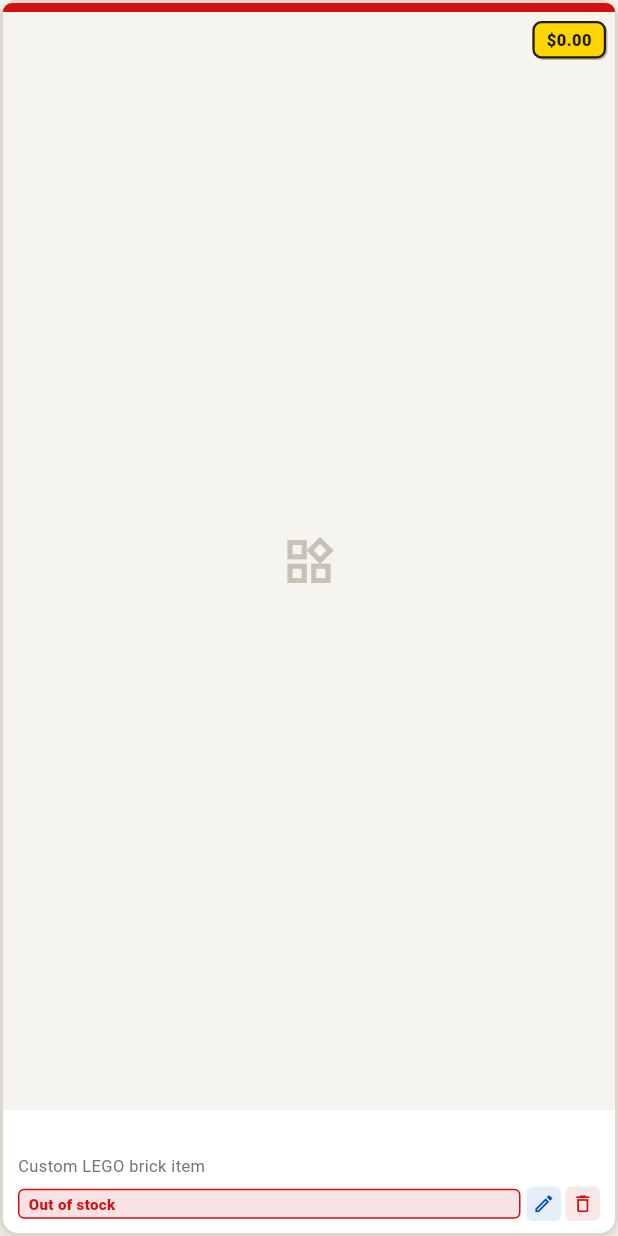
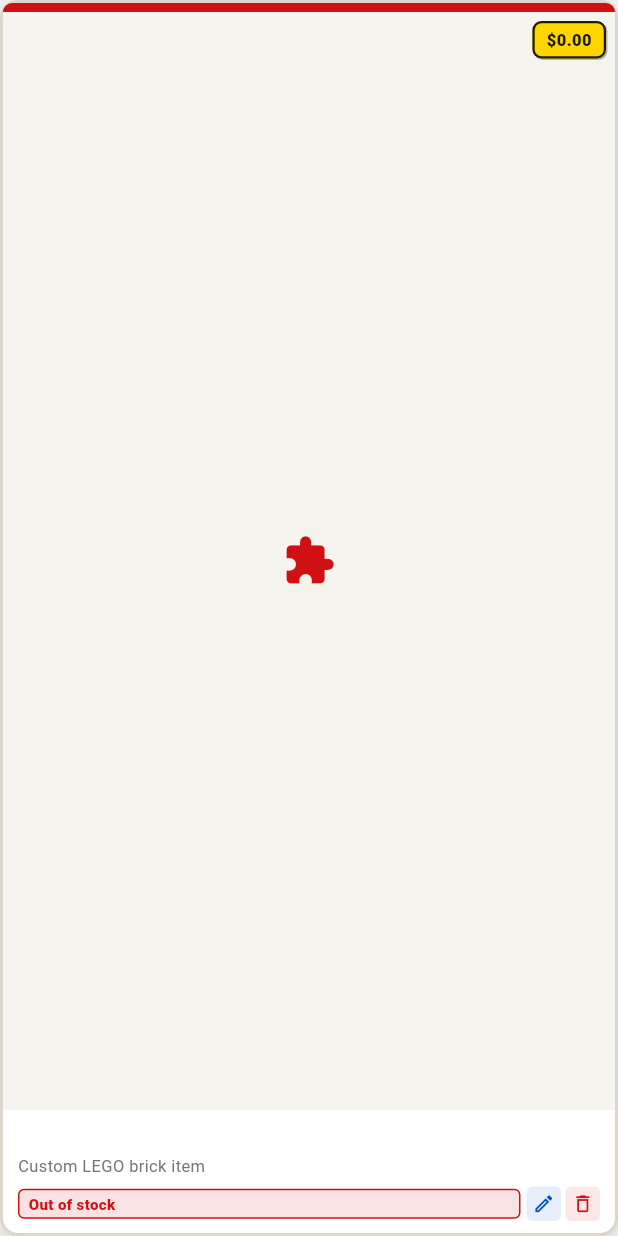
Before and after one commit to JanKennethGerona/Gerona-CS-Elective-2, a Flutter app: the ProductCard widget shown alone on an empty page, opened directly with empty values, on a phone screen of 412 x 824 dp. Run offline on Flutter 3.47's test engine with Material 3 defaults, Android fonts, the phone set to English and light mode, and no system bars; our stand-ins replace supabase_flutter; accounts and stored records are empty.

Commit message:
Fix AppBar title overflow and use real LEGO set images with image loader and fallback

```diff
--- a/lib/services/product_service.dart
+++ b/lib/services/product_service.dart
@@ -30,7 +30,7 @@ class ProductService {
   bool get isConnectedToSupabase =>
       _client != null && SupabaseConfig.isConfigured;
 
-  // Authentic LEGO Sets & Bricks fallback / demo data
+  // Authentic LEGO Sets & Bricks fallback / demo data (using official Brickset set photo CDN)
   final List<Product> _mockProducts = [
     const Product(
       id: 1,
@@ -38,7 +38,7 @@ class ProductService {
       description: '7,541 pieces. Features quad laser cannons, landing legs, and lowering ramp.',
       price: 849.99,
       stock: 5,
-      imageUrl: 'https://images.unsplash.com/photo-1585366119957-e9730b6d0f60?w=600',
+      imageUrl: 'https://images.brickset.com/sets/images/75192-1.jpg',
     ),
     const Product(
       id: 2,
@@ -46,7 +46,7 @@ class ProductService {
       description: '878 pieces. Interchangeable green leaves and vibrant pink cherry blossom blooms.',
       price: 49.99,
       stock: 28,
-      imageUrl: 'https://images.unsplash.com/photo-1518709268805-4e9042af9f23?w=600',
+      imageUrl: 'https://images.brickset.com/sets/images/10281-1.jpg',
     ),
     const Product(
       id: 3,
@@ -54,7 +54,7 @@ class ProductService {
       description: '2,704 pieces. Authentic orange bodywork, red suspension springs, and working gearbox.',
       price: 299.99,
       stock: 8,
-      imageUrl: 'https://images.unsplash.com/photo-1563861826100-9cb868fdbe1c?w=600',
+      imageUrl: 'https://images.brickset.com/sets/images/42056-1.jpg',
     ),
     const Product(
       id: 4,
@@ -62,7 +62,7 @@ class ProductService {
       description: '1,969 pieces. Meter-high rocket model with 3 removable stages and lunar lander.',
       price: 119.99,
       stock: 14,
-      imageUrl: 'https://images.unsplash.com/photo-1611604548018-d56bbd85d681?w=600',
+      imageUrl: 'https://images.brickset.com/sets/images/92176-1.jpg',
     ),
     const Product(
       id: 5,
@@ -70,7 +70,7 @@ class ProductService {
       description: '1,426 pieces. 3-in-1 set builds a Castle, Tower with catapult, or Medieval market.',
       price: 99.99,
       stock: 20,
-      imageUrl: 'https://images.unsplash.com/photo-1579783900882-c0d3dad7b119?w=600',
+      imageUrl: 'https://images.brickset.com/sets/images/31120-1.jpg',
     ),
     const Product(
       id: 6,
@@ -78,7 +78,7 @@ class ProductService {
       description: '1,074 pieces. Build your own 1970s Stratocaster guitar with 65 Princeton Reverb amp.',
       price: 119.00,
       stock: 15,
-      imageUrl: 'https://images.unsplash.com/photo-1587829741301-dc798b83add3?w=600',
+      imageUrl: 'https://images.brickset.com/sets/images/21329-1.jpg',
     ),
     const Product(
       id: 7,
@@ -86,7 +86,7 @@ class ProductService {
       description: '790 pieces in 33 different colors, including windows, doors, and wheels.',
       price: 59.99,
       stock: 35,
-      imageUrl: 'https://images.unsplash.com/photo-1596461404969-9ae70f2830c1?w=600',
+      imageUrl: 'https://images.brickset.com/sets/images/10698-1.jpg',
     ),
     const Product(
       id: 8,
@@ -94,23 +94,23 @@ class ProductService {
       description: '6,020 pieces. Detailed microscale model featuring towers, turrets, and classrooms.',
       price: 469.99,
       stock: 6,
-      imageUrl: 'https://images.unsplash.com/photo-1549465220-1a8b9238cd48?w=600',
+      imageUrl: 'https://images.brickset.com/sets/images/71043-1.jpg',
     ),
     const Product(
       id: 9,
-      name: 'LEGO Speed Champions Ferrari F40',
-      description: '318 pieces. Iconic supercar model with interchangeable rims and driver minifigure.',
+      name: 'LEGO Speed Champions Ferrari F8 Tributo',
+      description: '275 pieces. Authentic supercar replica with driver minifigure in racing suit.',
       price: 26.99,
       stock: 45,
-      imageUrl: 'https://images.unsplash.com/photo-1552519507-da3b142c6e3d?w=600',
+      imageUrl: 'https://images.brickset.com/sets/images/76895-1.jpg',
     ),
     const Product(
       id: 10,
-      name: 'LEGO City Space Research Shuttle',
+      name: 'LEGO City Space Mars Shuttle',
       description: '273 pieces. Research shuttle with opening cockpit, 2 cargo doors, and rover.',
       price: 39.99,
       stock: 30,
-      imageUrl: 'https://images.unsplash.com/photo-1517976487507-59a5e11d3839?w=600',
+      imageUrl: 'https://images.brickset.com/sets/images/60226-1.jpg',
     ),
     const Product(
       id: 11,
@@ -118,7 +118,7 @@ class ProductService {
       description: '939 pieces. 16 individual stems crafted from plant-based plastic elements.',
       price: 59.99,
       stock: 22,
-      imageUrl: 'https://images.unsplash.com/photo-1563245372-f21724e3856d?w=600',
+      imageUrl: 'https://images.brickset.com/sets/images/10313-1.jpg',
     ),
     const Product(
       id: 12,
@@ -126,7 +126,7 @@ class ProductService {
       description: '468 pieces. Features National Gallery, Nelson Column, London Eye, and Big Ben.',
       price: 39.99,
       stock: 25,
-      imageUrl: 'https://images.unsplash.com/photo-1513635269975-59663e0ac1ad?w=600',
+      imageUrl: 'https://images.brickset.com/sets/images/21034-1.jpg',
     ),
     const Product(
       id: 13,
@@ -134,15 +134,15 @@ class ProductService {
       description: '590 pieces. Golden gauntlet with vibrant Infinity Stones and sturdy display stand.',
       price: 79.99,
       stock: 18,
-      imageUrl: 'https://images.unsplash.com/photo-1607604276583-eef5d076aa5f?w=600',
+      imageUrl: 'https://images.brickset.com/sets/images/76191-1.jpg',
     ),
     const Product(
       id: 14,
-      name: 'LEGO Minifigures Mystery Pack',
+      name: 'LEGO Minifigures Series 24',
       description: '1 mystery collectible minifigure with accessories and collector leaflet.',
       price: 4.99,
       stock: 120,
-      imageUrl: 'https://images.unsplash.com/photo-1560169897-fc0cdbdfa4d5?w=600',
+      imageUrl: 'https://images.brickset.com/sets/images/71037-0.jpg',
     ),
     const Product(
       id: 15,
@@ -150,15 +150,15 @@ class ProductService {
       description: '231 pieces. Interactive Mario figure with LCD screens and speaker.',
       price: 59.99,
       stock: 20,
-      imageUrl: 'https://images.unsplash.com/photo-1566576912321-d58ddd7a6088?w=600',
+      imageUrl: 'https://images.brickset.com/sets/images/71360-1.jpg',
     ),
     const Product(
       id: 16,
-      name: 'LEGO Disney Cinderella Carriage',
-      description: '237 pieces. Gold and white horse-drawn carriage with Cinderella minifigure.',
+      name: 'LEGO Disney Ariel Underwater Palace',
+      description: '498 pieces. Underwater palace with slide, furniture, and Ariel dolphin chariot.',
       price: 39.99,
       stock: 24,
-      imageUrl: 'https://images.unsplash.com/photo-1534447677768-be436bb09401?w=600',
+      imageUrl: 'https://images.brickset.com/sets/images/43207-1.jpg',
     ),
   ];
 
--- a/lib/widgets/product_card.dart
+++ b/lib/widgets/product_card.dart
@@ -100,24 +100,61 @@ class ProductCard extends StatelessWidget {
               fit: StackFit.expand,
               children: [
                 Container(
-                  color: const Color(0xFFF6F4EE),
+                  color: Colors.white,
                   child: product.imageUrl != null && product.imageUrl!.isNotEmpty
                       ? Image.network(
                           product.imageUrl!,
-                          fit: BoxFit.cover,
-                          errorBuilder: (context, error, stackTrace) => const Center(
-                            child: Icon(
-                              Icons.widgets_outlined,
-                              size: 38,
-                              color: Color(0xFFC7C2B6),
+                          fit: BoxFit.contain,
+                          loadingBuilder: (context, child, loadingProgress) {
+                            if (loadingProgress == null) return child;
+                            return Center(
+                              child: SizedBox(
+                                width: 22,
+                                height: 22,
+                                child: CircularProgressIndicator(
+                                  strokeWidth: 2,
+                                  color: LegoTheme.red,
+                                  value: loadingProgress.expectedTotalBytes != null
+                                      ? loadingProgress.cumulativeBytesLoaded /
+                                          loadingProgress.expectedTotalBytes!
+                                      : null,
+                                ),
+                              ),
+                            );
+                          },
+                          errorBuilder: (context, error, stackTrace) => Container(
+                            color: const Color(0xFFF6F4EE),
+                            child: const Center(
+                              child: Column(
+                                mainAxisSize: MainAxisSize.min,
+                                children: [
+                                  Icon(
+                                    Icons.extension_rounded,
+                                    size: 32,
+                                    color: LegoTheme.red,
+                                  ),
+                                  SizedBox(height: 4),
+                                  Text(
+                                    'LEGO',
+                                    style: TextStyle(
+                                      fontWeight: FontWeight.w900,
+                                      fontSize: 10,
+                                      color: Colors.black45,
+                                    ),
+                                  ),
+                                ],
+                              ),
                             ),
                           ),
                         )
-                      : const Center(
-                          child: Icon(
-                            Icons.widgets_outlined,
-                            size: 38,
-                            color: Color(0xFFC7C2B6),
+                      : Container(
+                          color: const Color(0xFFF6F4EE),
+                          child: const Center(
+                            child: Icon(
+                              Icons.extension_rounded,
+                              size: 36,
+                              color: LegoTheme.red,
+                            ),
                           ),
                         ),
                 ),
```
Also changed, not shown: lib/screens/shop_screen.dart (+3 -12 lines), 1 other file.
